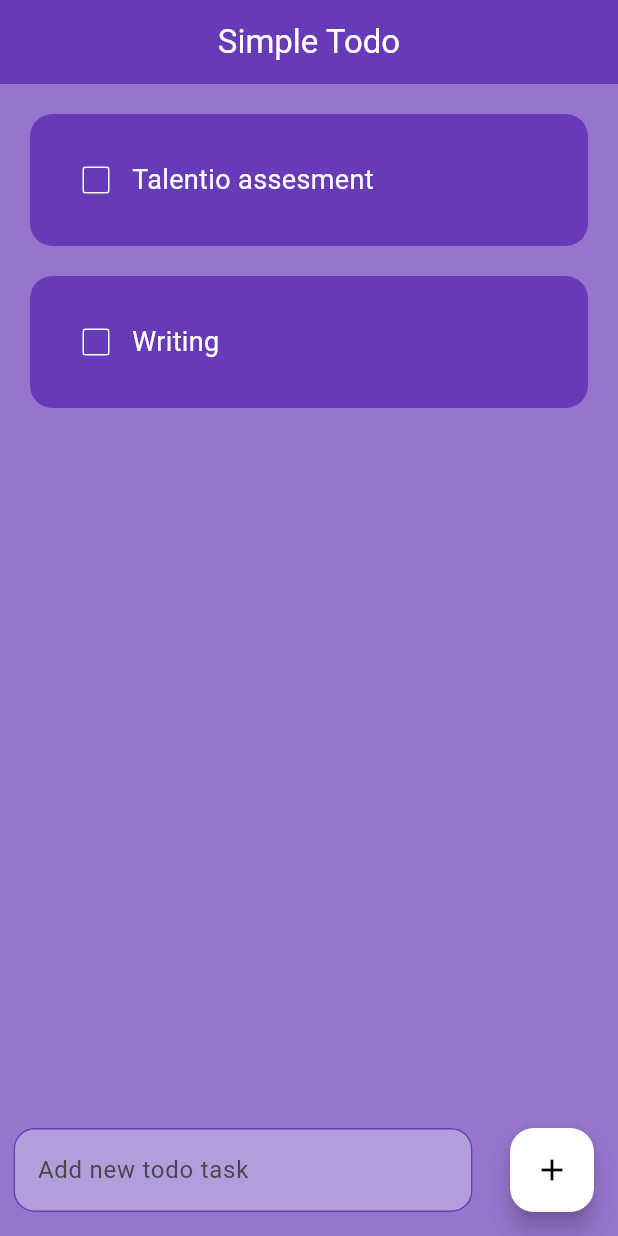
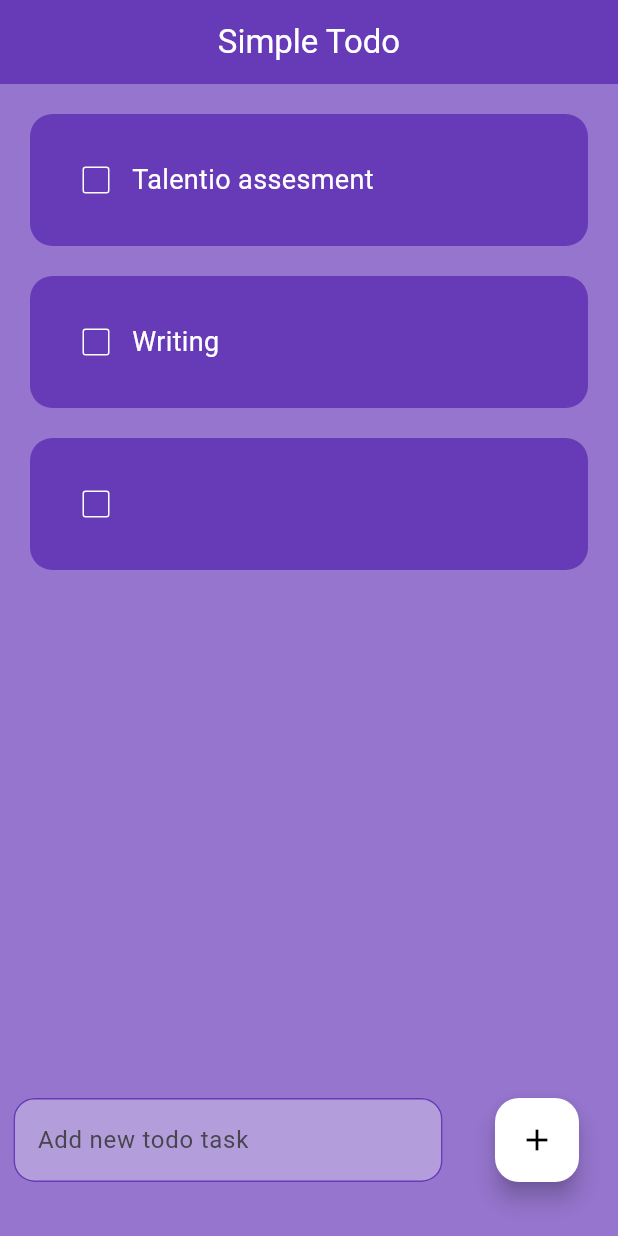
Before and after one commit to Nikilhari/Flutter-To-do-list, a Flutter app: the screen it shows after launch, after a tap on the "add" icon, on a phone screen of 412 x 824 dp. Run offline on Flutter 3.47's test engine with Material 3 defaults, Android fonts, the phone set to English and light mode, and no system bars; drawn by our look-alikes of flutter_slidable.

Commit message:
to do using flutter

```diff
--- a/lib/pages/home_page.dart
+++ b/lib/pages/home_page.dart
@@ -9,6 +9,7 @@ class HomePage extends StatefulWidget{
 }
 
 class _HomePageState extends State<HomePage> {
+  final _controller = TextEditingController();
   List toDoList =[
     ['Talentio assesment',false],
     ['Writing',false],
@@ -19,7 +20,12 @@ class _HomePageState extends State<HomePage> {
       toDoList[index][1] = !toDoList[index][1];
     });
   }
-
+  void deleteTask(int index)
+  {
+    setState(() {
+      toDoList.removeAt(index);
+    });
+  }
   @override
 Widget build(BuildContext context){
     return Scaffold(
@@ -33,6 +39,7 @@ Widget build(BuildContext context){
             taskName: toDoList[index][0],
             taskCompleted: toDoList[index][1],
             onChanged: (value) => checkBoxChanged(index),
+            deleteFunction: (context) => deleteTask(index),
           );
         },),
         floatingActionButton: Row(
@@ -42,6 +49,7 @@ Widget build(BuildContext context){
                 horizontal: 25,
               ),
               child: TextField(
+                controller: _controller,
                 decoration: InputDecoration(
                   hintText: 'Add new todo task',
                   filled: true,
@@ -62,12 +70,20 @@ Widget build(BuildContext context){
                 style: const TextStyle(color: Colors.white),
               ),
             )),
-            FloatingActionButton(
-            onPressed: (){},
-            child: Icon(Icons.add),
-              backgroundColor: Colors.white,
-              foregroundColor: Colors.black,
+            Padding(
+              padding: const EdgeInsets.symmetric(horizontal: 10,vertical: 20),
+              child: FloatingActionButton(
+              onPressed: (){
+                setState(() {
+                  toDoList.add([_controller.text,false]);
+                  _controller.clear();
+                });
+              },
+              child: Icon(Icons.add),
+                backgroundColor: Colors.white,
+                foregroundColor: Colors.black,
     ),
+            ),
           ],
         ),
     );
--- a/lib/utils/todo_list.dart
+++ b/lib/utils/todo_list.dart
@@ -1,11 +1,14 @@
 import 'package:flutter/material.dart';
+import 'package:flutter_slidable/flutter_slidable.dart';
 class TodoList extends StatelessWidget {
   const TodoList({super.key, required this.taskName,
     required this.taskCompleted,
-  this.onChanged,});
+  required this.onChanged,
+    required this.deleteFunction,});
   final String taskName;
   final bool taskCompleted;
   final ValueChanged<bool?>? onChanged;
+  final Function(BuildContext)? deleteFunction;
   @override
   Widget build(BuildContext context) {
     return Padding(
@@ -15,6 +18,11 @@ class TodoList extends StatelessWidget {
         right: 20,
         bottom: 0,
       ),
+      child: Slidable(
+        endActionPane: ActionPane(motion: StretchMotion(),
+            children: [SlidableAction(onPressed: deleteFunction,icon: Icons.delete,
+            borderRadius: BorderRadius.circular(15),
+            )]),
         child: Container(
           decoration: BoxDecoration(
             color: Colors.deepPurple,
@@ -44,6 +52,7 @@ class TodoList extends StatelessWidget {
             ],
           ),
         ),
+      ),
     );;
   }
 }
--- a/pubspec.yaml
+++ b/pubspec.yaml
@@ -35,6 +35,7 @@ dependencies:
   # The following adds the Cupertino Icons font to your application.
   # Use with the CupertinoIcons class for iOS style icons.
   cupertino_icons: ^1.0.2
+  flutter_slidable: ^3.1.2
 
 dev_dependencies:
   flutter_test:
```
Also changed, not shown: pubspec.lock. Lines whose indentation alone changed are shown as unchanged.
